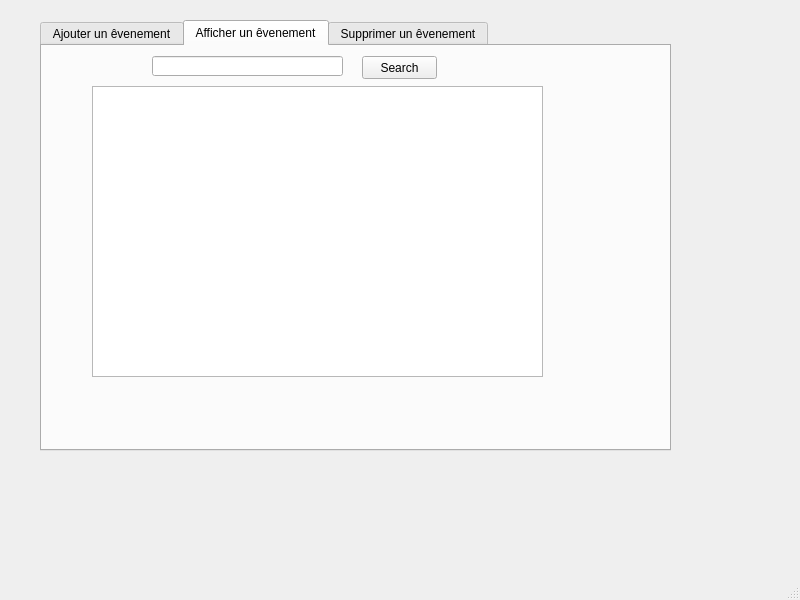
First picture: the form in mainwindow.ui, repository slim20000/SmartClub_2A19, before the edit.
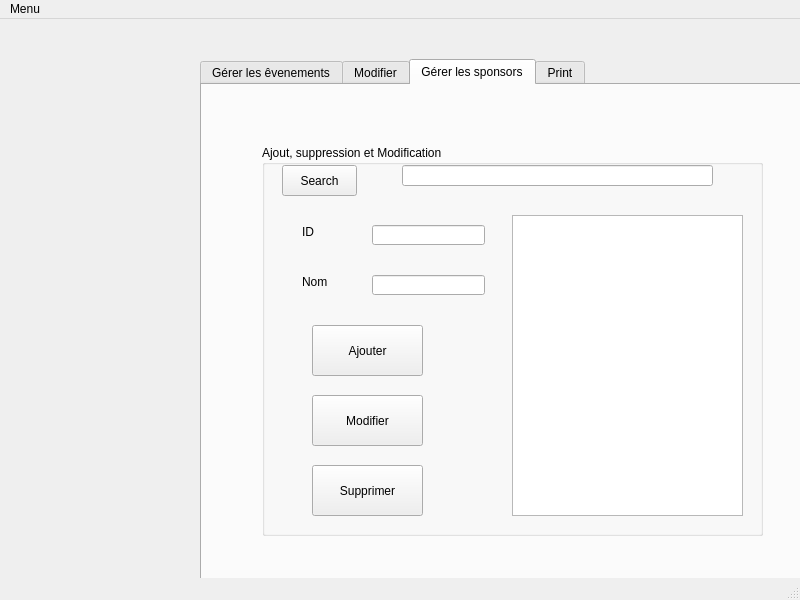
Second picture: the form after the edit. The open tabs and pages were chosen to show the change.

Patch:
```diff
--- a/mainwindow.ui
+++ b/mainwindow.ui
@@ -17,10 +17,10 @@
    <widget class="QTabWidget" name="tabWidget">
     <property name="geometry">
      <rect>
-      <x>40</x>
-      <y>20</y>
+      <x>200</x>
+      <y>40</y>
       <width>631</width>
-      <height>431</height>
+      <height>551</height>
      </rect>
     </property>
     <property name="currentIndex">
@@ -28,7 +28,7 @@
     </property>
     <widget class="QWidget" name="tab">
      <attribute name="title">
-      <string>Ajouter un êvenement</string>
+      <string>Gérer les êvenements</string>
      </attribute>
      <widget class="QGroupBox" name="groupBox">
       <property name="geometry">
@@ -159,49 +159,80 @@
         <string>Modifier</string>
        </property>
       </widget>
-     </widget>
-    </widget>
-    <widget class="QWidget" name="tab_2">
-     <attribute name="title">
-      <string>Afficher un êvenement</string>
-     </attribute>
-     <widget class="QTableView" name="table_eve">
-      <property name="geometry">
-       <rect>
-        <x>50</x>
-        <y>40</y>
-        <width>451</width>
-        <height>291</height>
-       </rect>
-      </property>
-     </widget>
-     <widget class="QPushButton" name="b_search">
-      <property name="geometry">
-       <rect>
-        <x>320</x>
-        <y>10</y>
-        <width>75</width>
-        <height>23</height>
-       </rect>
-      </property>
-      <property name="text">
-       <string>Search</string>
-      </property>
-     </widget>
-     <widget class="QLineEdit" name="chercher">
-      <property name="geometry">
-       <rect>
-        <x>110</x>
-        <y>10</y>
-        <width>191</width>
-        <height>20</height>
-       </rect>
-      </property>
+      <widget class="QTableView" name="table_eve">
+       <property name="geometry">
+        <rect>
+         <x>40</x>
+         <y>190</y>
+         <width>381</width>
+         <height>221</height>
+        </rect>
+       </property>
+      </widget>
+      <widget class="QLineEdit" name="le_id_supp">
+       <property name="geometry">
+        <rect>
+         <x>60</x>
+         <y>420</y>
+         <width>113</width>
+         <height>31</height>
+        </rect>
+       </property>
+      </widget>
+      <widget class="QLabel" name="label_4">
+       <property name="geometry">
+        <rect>
+         <x>30</x>
+         <y>430</y>
+         <width>47</width>
+         <height>14</height>
+        </rect>
+       </property>
+       <property name="text">
+        <string>ID</string>
+       </property>
+      </widget>
+      <widget class="QPushButton" name="b_supprimer">
+       <property name="geometry">
+        <rect>
+         <x>190</x>
+         <y>420</y>
+         <width>231</width>
+         <height>41</height>
+        </rect>
+       </property>
+       <property name="text">
+        <string>Supprimer</string>
+       </property>
+      </widget>
+      <widget class="QLineEdit" name="chercher">
+       <property name="geometry">
+        <rect>
+         <x>80</x>
+         <y>20</y>
+         <width>191</width>
+         <height>20</height>
+        </rect>
+       </property>
+      </widget>
+      <widget class="QPushButton" name="b_search">
+       <property name="geometry">
+        <rect>
+         <x>290</x>
+         <y>20</y>
+         <width>75</width>
+         <height>23</height>
+        </rect>
+       </property>
+       <property name="text">
+        <string>Search</string>
+       </property>
+      </widget>
      </widget>
     </widget>
     <widget class="QWidget" name="tab_3">
      <attribute name="title">
-      <string>Supprimer un êvenement</string>
+      <string>Modifier</string>
      </attribute>
      <widget class="QLabel" name="label_4">
       <property name="geometry">
@@ -226,18 +257,187 @@
        </rect>
       </property>
      </widget>
-     <widget class="QPushButton" name="b_supprimer">
+    </widget>
+    <widget class="QWidget" name="tab_2">
+     <attribute name="title">
+      <string>Gérer les sponsors</string>
+     </attribute>
+     <widget class="QGroupBox" name="groupBox_2">
       <property name="geometry">
        <rect>
-        <x>140</x>
-        <y>200</y>
-        <width>191</width>
-        <height>91</height>
+        <x>60</x>
+        <y>60</y>
+        <width>501</width>
+        <height>391</height>
        </rect>
       </property>
-      <property name="text">
-       <string>Supprimer</string>
+      <property name="title">
+       <string>Ajout, suppression et Modification</string>
       </property>
+      <widget class="QLineEdit" name="recherche">
+       <property name="geometry">
+        <rect>
+         <x>140</x>
+         <y>20</y>
+         <width>311</width>
+         <height>21</height>
+        </rect>
+       </property>
+      </widget>
+      <widget class="QLineEdit" name="el_id">
+       <property name="geometry">
+        <rect>
+         <x>110</x>
+         <y>80</y>
+         <width>113</width>
+         <height>20</height>
+        </rect>
+       </property>
+      </widget>
+      <widget class="QLineEdit" name="el_nom">
+       <property name="geometry">
+        <rect>
+         <x>110</x>
+         <y>130</y>
+         <width>113</width>
+         <height>20</height>
+        </rect>
+       </property>
+      </widget>
+      <widget class="QLabel" name="label_7">
+       <property name="geometry">
+        <rect>
+         <x>40</x>
+         <y>80</y>
+         <width>47</width>
+         <height>14</height>
+        </rect>
+       </property>
+       <property name="text">
+        <string>ID</string>
+       </property>
+      </widget>
+      <widget class="QLabel" name="label_8">
+       <property name="geometry">
+        <rect>
+         <x>40</x>
+         <y>130</y>
+         <width>47</width>
+         <height>14</height>
+        </rect>
+       </property>
+       <property name="text">
+        <string>Nom</string>
+       </property>
+      </widget>
+      <widget class="QTableView" name="table_sp">
+       <property name="geometry">
+        <rect>
+         <x>250</x>
+         <y>70</y>
+         <width>231</width>
+         <height>301</height>
+        </rect>
+       </property>
+      </widget>
+      <widget class="QPushButton" name="pb_aj">
+       <property name="geometry">
+        <rect>
+         <x>50</x>
+         <y>180</y>
+         <width>111</width>
+         <height>51</height>
+        </rect>
+       </property>
+       <property name="text">
+        <string>Ajouter</string>
+       </property>
+      </widget>
+      <widget class="QPushButton" name="pb_mod">
+       <property name="geometry">
+        <rect>
+         <x>50</x>
+         <y>250</y>
+         <width>111</width>
+         <height>51</height>
+        </rect>
+       </property>
+       <property name="text">
+        <string>Modifier</string>
+       </property>
+      </widget>
+      <widget class="QPushButton" name="pushButton_5">
+       <property name="geometry">
+        <rect>
+         <x>20</x>
+         <y>20</y>
+         <width>75</width>
+         <height>31</height>
+        </rect>
+       </property>
+       <property name="text">
+        <string>Search</string>
+       </property>
+      </widget>
+      <widget class="QPushButton" name="pb_sup">
+       <property name="geometry">
+        <rect>
+         <x>50</x>
+         <y>320</y>
+         <width>111</width>
+         <height>51</height>
+        </rect>
+       </property>
+       <property name="text">
+        <string>Supprimer</string>
+       </property>
+      </widget>
+     </widget>
+    </widget>
+    <widget class="QWidget" name="tab_4">
+     <attribute name="title">
+      <string>Print</string>
+     </attribute>
+     <widget class="QWidget" name="verticalLayoutWidget">
+      <property name="geometry">
+       <rect>
+        <x>40</x>
+        <y>60</y>
+        <width>491</width>
+        <height>321</height>
+       </rect>
+      </property>
+      <layout class="QVBoxLayout" name="verticalLayout">
+       <item>
+        <widget class="QTextEdit" name="textEdit"/>
+       </item>
+      </layout>
+     </widget>
+     <widget class="QWidget" name="horizontalLayoutWidget">
+      <property name="geometry">
+       <rect>
+        <x>-30</x>
+        <y>410</y>
+        <width>571</width>
+        <height>101</height>
+       </rect>
+      </property>
+      <layout class="QHBoxLayout" name="horizontalLayout">
+       <item>
+        <widget class="QPushButton" name="pushButton_2">
+         <property name="text">
+          <string>Print File</string>
+         </property>
+        </widget>
+       </item>
+       <item>
+        <widget class="QPushButton" name="pushButton">
+         <property name="text">
+          <string>Print Preview</string>
+         </property>
+        </widget>
+       </item>
+      </layout>
      </widget>
     </widget>
    </widget>
@@ -251,6 +451,13 @@
      <height>22</height>
     </rect>
    </property>
+   <widget class="QMenu" name="menuMenu">
+    <property name="title">
+     <string>Menu</string>
+    </property>
+    <addaction name="actionImprimer"/>
+   </widget>
+   <addaction name="menuMenu"/>
   </widget>
   <widget class="QStatusBar" name="statusbar"/>
  </widget>
```
Left out of the diff: 76 changed lines with no effect on the pictures.
